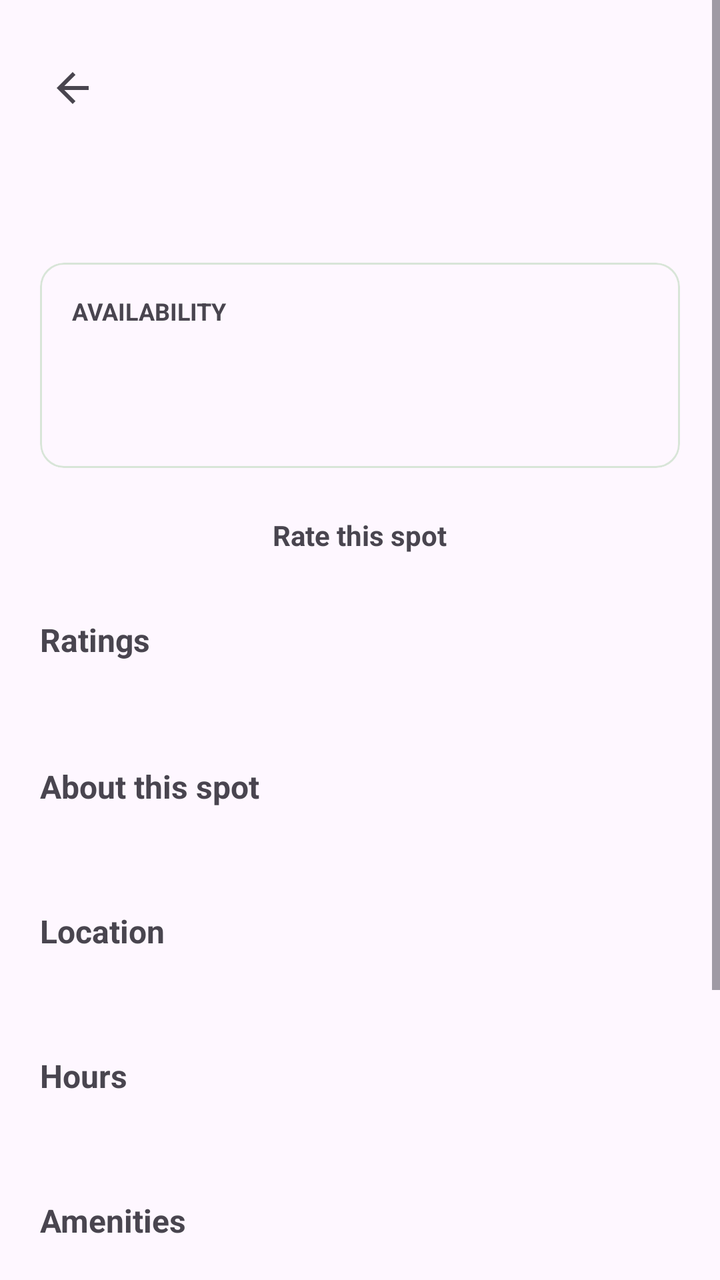
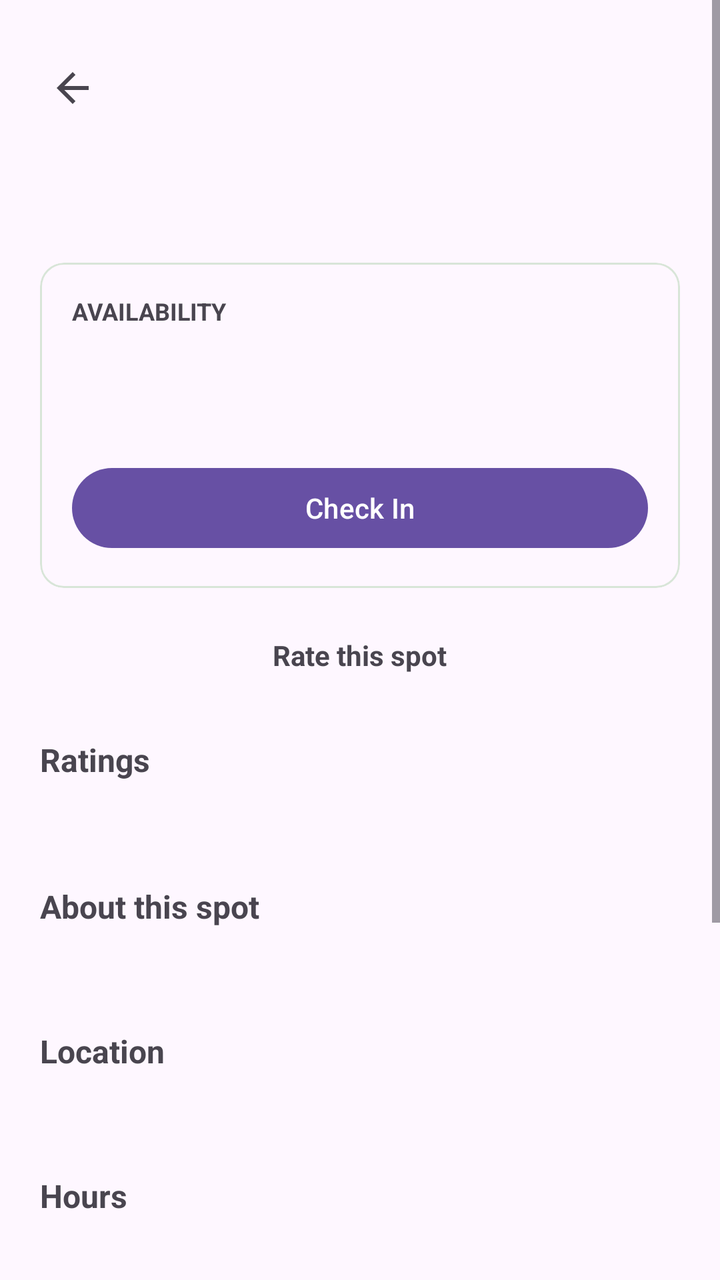

Before-and-after screenshots of an Android layout around one commit, followed by the original layout XML and the change that was made.
<!-- AndroidManifest.xml: application theme Theme.StudyPin -->
<!-- res/layout/fragment_spot_detail.xml -->
<?xml version="1.0" encoding="utf-8"?>
<ScrollView xmlns:android="http://schemas.android.com/apk/res/android"
    xmlns:app="http://schemas.android.com/apk/res-auto"
    android:layout_width="match_parent"
    android:layout_height="match_parent"
    android:fillViewport="true">

    <LinearLayout
        android:layout_width="match_parent"
        android:layout_height="wrap_content"
        android:orientation="vertical"
        android:padding="20dp">

        <ImageButton
            android:id="@+id/btnBack"
            android:layout_width="48dp"
            android:layout_height="48dp"
            android:background="?attr/selectableItemBackgroundBorderless"
            android:contentDescription="@string/back"
            android:src="@drawable/ic_arrow_back"
            android:layout_marginStart="-8dp" />

        <TextView
            android:id="@+id/tvSpotName"
            android:layout_width="match_parent"
            android:layout_height="wrap_content"
            android:layout_marginTop="8dp"
            android:textSize="28sp"
            android:textStyle="bold" />

        <TextView
            android:id="@+id/tvHiddenGem"
            android:layout_width="wrap_content"
            android:layout_height="wrap_content"
            android:layout_marginTop="6dp"
            android:text="Hidden gem"
            android:textColor="#185FA5"
            android:textStyle="bold"
            android:visibility="gone" />

        <com.google.android.material.card.MaterialCardView
            android:layout_width="match_parent"
            android:layout_height="wrap_content"
            android:layout_marginTop="18dp"
            app:cardCornerRadius="12dp"
            app:cardElevation="0dp"
            app:strokeColor="#D8E5D8"
            app:strokeWidth="1dp">

            <LinearLayout
                android:layout_width="match_parent"
                android:layout_height="wrap_content"
                android:orientation="vertical"
                android:padding="16dp">

                <TextView
                    android:text="AVAILABILITY"
                    android:layout_width="wrap_content"
                    android:layout_height="wrap_content"
                    android:textSize="12sp"
                    android:textStyle="bold" />

                <TextView
                    android:id="@+id/tvAvailability"
                    android:layout_width="wrap_content"
                    android:layout_height="wrap_content"
                    android:layout_marginTop="4dp"
                    android:textSize="22sp"
                    android:textStyle="bold" />

                <TextView
                    android:id="@+id/tvOccupancyDetail"
                    android:layout_width="wrap_content"
                    android:layout_height="wrap_content"
                    android:layout_marginTop="2dp"
                    android:textSize="14sp" />
            </LinearLayout>
        </com.google.android.material.card.MaterialCardView>

        <LinearLayout
            android:id="@+id/layoutUserRatingAction"
            android:layout_width="match_parent"
            android:layout_height="wrap_content"
            android:layout_marginTop="24dp"
            android:orientation="vertical"
            android:gravity="center_horizontal">

            <TextView
                android:layout_width="wrap_content"
                android:layout_height="wrap_content"
                android:text="Rate this spot"
                android:textSize="14sp"
                android:textStyle="bold" />

            <LinearLayout
                android:id="@+id/layoutClickableStars"
                android:layout_width="wrap_content"
                android:layout_height="wrap_content"
                android:layout_marginTop="8dp"
                android:orientation="horizontal" />
        </LinearLayout>

        <TextView
            android:id="@+id/tvRatingsHeader"
            android:text="@string/ratings"
            android:layout_width="wrap_content"
            android:layout_height="wrap_content"
            android:layout_marginTop="24dp"
            android:textSize="16sp"
            android:textStyle="bold"
            android:clickable="true"
            android:focusable="true"
            android:background="?attr/selectableItemBackground" />

        <TextView
            android:id="@+id/tvRatingDetail"
            android:layout_width="wrap_content"
            android:layout_height="wrap_content"
            android:layout_marginTop="5dp"
            android:textSize="17sp"
            android:textStyle="bold" />

        <LinearLayout
            android:id="@+id/layoutCategoryRatings"
            android:layout_width="match_parent"
            android:layout_height="wrap_content"
            android:layout_marginTop="12dp"
            android:orientation="vertical"
            android:padding="16dp"
            android:background="@drawable/bg_subtle_box"
            android:visibility="gone">

            <TextView
                android:id="@+id/tvNoiseRating"
                android:layout_width="match_parent"
                android:layout_height="wrap_content"
                android:text="@string/noise_level"
                android:textColor="?attr/colorOnSurfaceVariant"
                android:textSize="14sp" />

            <TextView
                android:id="@+id/tvWifiRating"
                android:layout_width="match_parent"
                android:layout_height="wrap_content"
                android:layout_marginTop="6dp"
                android:text="@string/wifi_strength"
                android:textColor="?attr/colorOnSurfaceVariant"
                android:textSize="14sp" />

            <TextView
                android:id="@+id/tvSeatingRating"
                android:layout_width="match_parent"
                android:layout_height="wrap_content"
                android:layout_marginTop="6dp"
                android:text="@string/seating_comfort"
                android:textColor="?attr/colorOnSurfaceVariant"
                android:textSize="14sp" />

            <TextView
                android:id="@+id/tvOutletsRating"
                android:layout_width="match_parent"
                android:layout_height="wrap_content"
                android:layout_marginTop="6dp"
                android:text="@string/outlet_availability"
                android:textColor="?attr/colorOnSurfaceVariant"
                android:textSize="14sp" />

        </LinearLayout>

        <TextView
            android:text="About this spot"
            android:layout_width="wrap_content"
            android:layout_height="wrap_content"
            android:layout_marginTop="24dp"
            android:textSize="16sp"
            android:textStyle="bold" />

        <TextView
            android:id="@+id/tvDescription"
            android:layout_width="match_parent"
            android:layout_height="wrap_content"
            android:layout_marginTop="5dp"
            android:lineSpacingExtra="3dp"
            android:textSize="16sp" />

        <TextView
            android:text="Location"
            android:layout_width="wrap_content"
            android:layout_height="wrap_content"
            android:layout_marginTop="24dp"
            android:textSize="16sp"
            android:textStyle="bold" />

        <TextView
            android:id="@+id/tvLocation"
            android:layout_width="match_parent"
            android:layout_height="wrap_content"
            android:layout_marginTop="5dp"
            android:textSize="16sp" />

        <TextView
            android:text="Hours"
            android:layout_width="wrap_content"
            android:layout_height="wrap_content"
            android:layout_marginTop="24dp"
            android:textSize="16sp"
            android:textStyle="bold" />

        <TextView
            android:id="@+id/tvHours"
            android:layout_width="match_parent"
            android:layout_height="wrap_content"
            android:layout_marginTop="5dp"
            android:textSize="16sp" />

        <TextView
            android:text="Amenities"
            android:layout_width="wrap_content"
            android:layout_height="wrap_content"
            android:layout_marginTop="24dp"
            android:textSize="16sp"
            android:textStyle="bold" />

        <TextView
            android:id="@+id/tvAmenitiesDetail"
            android:layout_width="match_parent"
            android:layout_height="wrap_content"
            android:layout_marginTop="5dp"
            android:textSize="16sp" />

        <Button
            android:id="@+id/btnEdit"
            android:layout_width="match_parent"
            android:layout_height="wrap_content"
            android:layout_marginTop="28dp"
            android:text="Edit spot" />

        <Button
            android:id="@+id/btnReport"
            android:layout_width="match_parent"
            android:layout_height="wrap_content"
            android:layout_marginTop="12dp"
            android:layout_marginBottom="24dp"
            android:text="Report or flag this spot" />
    </LinearLayout>
</ScrollView>
<!-- resources referenced by this layout -->
<resources>
  <!-- drawable bg_subtle_box (drawable) -->
  <?xml version="1.0" encoding="utf-8"?>
  <shape xmlns:android="http://schemas.android.com/apk/res/android">
      <solid android:color="@color/subtle_box_bg" />
      <corners android:radius="12dp" />
  </shape>
  <!-- drawable ic_arrow_back (drawable) -->
  <vector xmlns:android="http://schemas.android.com/apk/res/android"
      android:width="24dp"
      android:height="24dp"
      android:viewportWidth="24"
      android:viewportHeight="24"
      android:tint="?attr/colorControlNormal">
    <path
        android:fillColor="@android:color/white"
        android:pathData="M20,11H7.83l5.59,-5.59L12,4l-8,8 8,8 1.41,-1.41L7.83,13H20v-2z"/>
  </vector>
  <string name="back">Back</string>
  <string name="noise_level">Noise Level</string>
  <string name="outlet_availability">Outlet Availability</string>
  <string name="ratings">Ratings</string>
  <string name="seating_comfort">Seating Comfort</string>
  <string name="wifi_strength">WiFi Strength</string>
  <style name="Theme.StudyPin" parent="Base.Theme.StudyPin" />
  <color name="subtle_box_bg">#F5F5F5</color>
  <style name="Base.Theme.StudyPin" parent="Theme.Material3.DayNight.NoActionBar">
          
          
      </style>
</resources>

<!-- the commit's change to res/layout/fragment_spot_detail.xml (unified diff, before → after) -->
@@ -74,6 +74,13 @@
                     android:layout_height="wrap_content"
                     android:layout_marginTop="2dp"
                     android:textSize="14sp" />
+
+                <Button
+                    android:id="@+id/btnCheckInToggle"
+                    android:layout_width="match_parent"
+                    android:layout_height="wrap_content"
+                    android:layout_marginTop="12dp"
+                    android:text="Check In" />
             </LinearLayout>
         </com.google.android.material.card.MaterialCardView>
 
